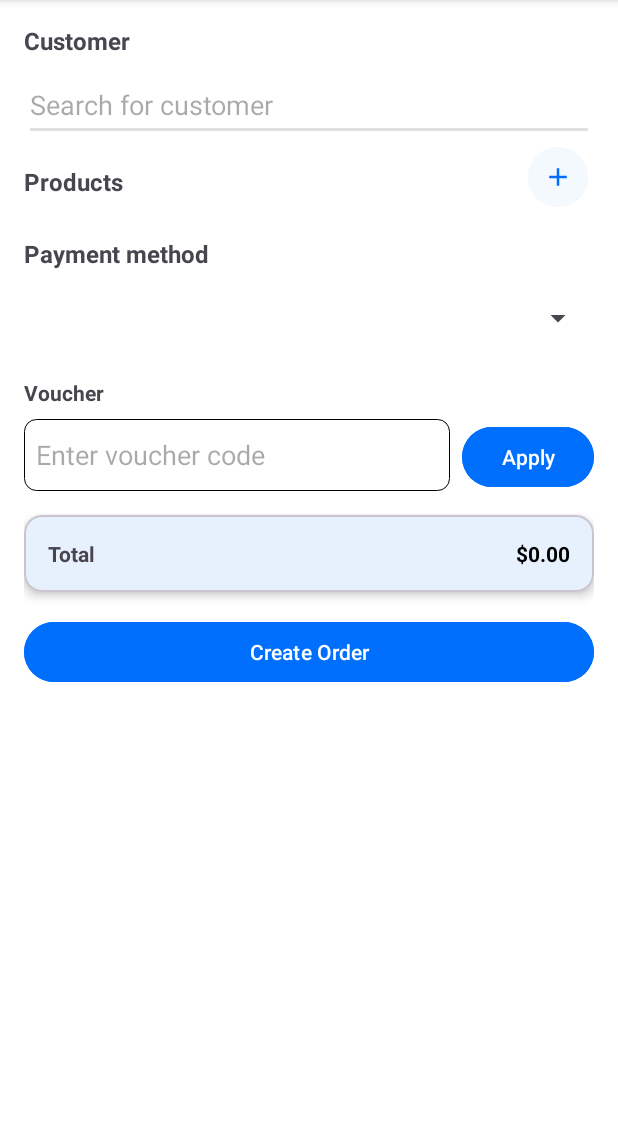
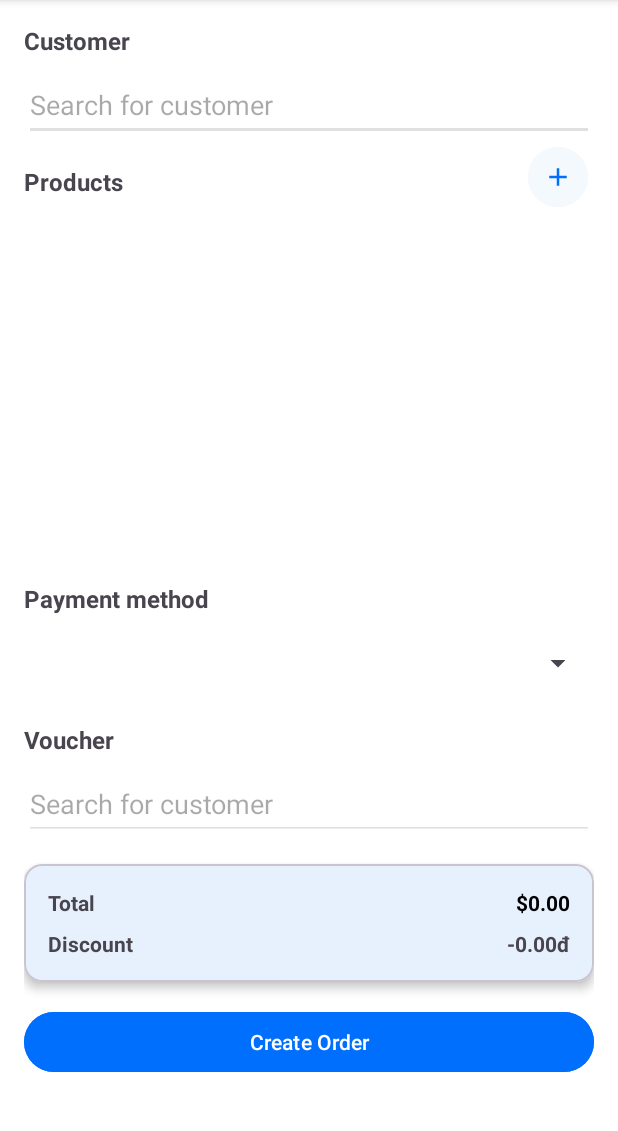
Before and after one commit to HoHoangHvy/piny-port-mobile-app, an Android app: the fragment CreateOrderFragment shown on its own in the app's theme, on a phone screen of 412 x 824 dp, the part 96-1227 px from its top. Run offline under Robolectric (Android 15) with nearby library versions, the phone set to English and light mode, and no system bars; our stand-ins replace FlexboxLayout; network calls fail; pictures from the network do not load; 2 statements that could not run were skipped.

Commit message:
[FEAT] Create order UI modification

```diff
--- a/app/src/main/java/com/example/pinyport/ui/orders/CreateOrderFragment.java
+++ b/app/src/main/java/com/example/pinyport/ui/orders/CreateOrderFragment.java
@@ -74,7 +74,6 @@ public class CreateOrderFragment extends Fragment {
         layoutProducts = binding.layoutProducts;
         setupCustomerSearch();
         binding.btnAddProduct.setOnClickListener(v -> fetchProducts());
-        binding.btnApplyVoucher.setOnClickListener(v -> applyVoucher());
         binding.btnCreate.setOnClickListener(v -> createOrder());
 
         sizePrices.put("S", 0.0);
--- a/app/src/main/res/layout/dialog_product_search.xml
+++ b/app/src/main/res/layout/dialog_product_search.xml
@@ -37,14 +37,16 @@
 
     <com.google.android.material.card.MaterialCardView
         android:layout_marginTop="8dp"
+        app:cardBackgroundColor="@color/my_app_surface"
         android:backgroundTint="@color/my_app_surface"
-        android:background="@color/my_app_surface"
         android:layout_width="match_parent"
         android:layout_height="wrap_content">
         <androidx.recyclerview.widget.RecyclerView
             android:id="@+id/rv_toppings"
             android:layout_width="match_parent"
             android:layout_height="150dp"
+            android:backgroundTint="@color/my_app_surface"
+            android:background="@color/my_app_surface"
             android:layout_marginBottom="16dp"
             android:padding="8dp" />
     </com.google.android.material.card.MaterialCardView>
--- a/app/src/main/res/layout/fragment_create_order.xml
+++ b/app/src/main/res/layout/fragment_create_order.xml
@@ -1,4 +1,4 @@
-<ScrollView
+<androidx.core.widget.NestedScrollView
     xmlns:android="http://schemas.android.com/apk/res/android"
     xmlns:app="http://schemas.android.com/apk/res-auto"
     android:layout_width="match_parent"
@@ -11,14 +11,13 @@
         android:layout_height="wrap_content"
         android:padding="16dp"
         android:orientation="vertical">
-
         <!-- Customer Section -->
         <TextView
             android:layout_width="match_parent"
             android:layout_height="wrap_content"
             android:text="Customer"
             android:textStyle="bold"
-            android:textSize="16dp"
+            android:textSize="16sp"
             android:paddingBottom="8dp" />
         <AutoCompleteTextView
             android:id="@+id/autoCompleteCustomer"
@@ -27,17 +26,17 @@
             android:backgroundTint="@color/grey"
             android:hint="Search for customer" />
 
+        <!-- Products Section -->
         <com.google.android.flexbox.FlexboxLayout
             android:layout_width="match_parent"
             android:layout_height="wrap_content"
             app:justifyContent="space_between">
-            <!-- Products Section -->
             <TextView
                 android:layout_width="wrap_content"
                 android:layout_height="wrap_content"
                 android:text="Products"
                 android:textStyle="bold"
-                android:textSize="16dp"
+                android:textSize="16sp"
                 android:paddingTop="16dp"
                 android:paddingBottom="8dp" />
             <Button
@@ -50,68 +49,74 @@
                 android:layout_marginStart="8dp"
                 app:icon="@drawable/add_24px"/>
         </com.google.android.flexbox.FlexboxLayout>
+
+        <!-- Scrollable Products Layout -->
+        <androidx.core.widget.NestedScrollView
+            android:layout_width="match_parent"
+            android:layout_height="230dp"
+            android:fillViewport="true">
             <LinearLayout
                 android:id="@+id/layout_products"
                 android:layout_width="match_parent"
                 android:layout_height="wrap_content"
                 android:orientation="vertical" />
+        </androidx.core.widget.NestedScrollView>
+
+        <!-- Payment Method Section -->
         <TextView
             android:layout_width="match_parent"
             android:layout_height="wrap_content"
             android:text="Payment method"
-            android:textSize="16dp"
+            android:textSize="16sp"
             android:textStyle="bold"
             android:paddingTop="16dp"
             android:paddingBottom="8dp" />
-
         <Spinner
             android:id="@+id/spinner_payment_method"
             android:layout_width="match_parent"
             android:layout_height="48dp"
             android:prompt="@string/payment_method_prompt"/>
+
         <!-- Voucher Section -->
         <TextView
             android:layout_width="match_parent"
             android:layout_height="wrap_content"
             android:text="Voucher"
             android:textStyle="bold"
+            android:textSize="16sp"
+
             android:paddingTop="16dp"
             android:paddingBottom="8dp" />
-
         <LinearLayout
             android:layout_width="match_parent"
             android:layout_height="wrap_content"
             android:orientation="horizontal">
-            <EditText
+            <AutoCompleteTextView
                 android:id="@+id/et_voucher"
-                android:layout_width="0dp"
+                android:layout_width="match_parent"
                 android:layout_height="48dp"
-                android:layout_weight="1"
-                android:hint="Enter voucher code"
-                android:background="@drawable/rounded_corners"
-                android:paddingStart="8dp"
-                android:paddingEnd="8dp" />
-            <Button
-                android:id="@+id/btn_apply_voucher"
-                android:layout_width="wrap_content"
-                android:layout_height="48dp"
-                android:text="Apply"
-                android:textColor="@color/white"
-                android:backgroundTint="@color/blue_500"
-                android:layout_marginStart="8dp" />
+                android:backgroundTint="@color/grey"
+                android:hint="Search for customer" />
         </LinearLayout>
 
         <!-- Total Section -->
         <com.google.android.material.card.MaterialCardView
             android:layout_width="match_parent"
             android:layout_height="wrap_content"
+            app:cardBackgroundColor="@color/my_app_surface"
             android:layout_marginTop="16dp"
-            app:cardElevation="4dp"
-            app:cardBackgroundColor="@color/white">
+            app:cardElevation="4dp">
             <LinearLayout
                 android:layout_width="match_parent"
                 android:layout_height="wrap_content"
-                android:padding="16dp"
+                android:orientation="vertical">
+                <LinearLayout
+                    android:layout_width="match_parent"
+                    android:layout_height="wrap_content"
+                    android:paddingBottom="8dp"
+                    android:paddingLeft="16dp"
+                    android:paddingTop="16dp"
+                    android:paddingRight="16dp"
                     android:orientation="horizontal">
                     <TextView
                         android:layout_width="0dp"
@@ -126,6 +131,28 @@
                         android:text="$0.00"
                         android:textColor="@color/black"
                         android:textStyle="bold" />
+                </LinearLayout>
+                <LinearLayout
+                    android:layout_width="match_parent"
+                    android:layout_height="wrap_content"
+                    android:paddingBottom="16dp"
+                    android:paddingRight="16dp"
+                    android:paddingLeft="16dp"
+                    android:paddingTop="0dp"
+                    android:orientation="horizontal">
+                    <TextView
+                        android:layout_width="0dp"
+                        android:layout_height="wrap_content"
+                        android:layout_weight="1"
+                        android:text="Discount"
+                        android:textStyle="bold" />
+                    <TextView
+                        android:id="@+id/tv_discount"
+                        android:layout_width="wrap_content"
+                        android:layout_height="wrap_content"
+                        android:text="-0.00đ"
+                        android:textStyle="bold" />
+                </LinearLayout>
             </LinearLayout>
         </com.google.android.material.card.MaterialCardView>
 
@@ -147,4 +174,4 @@
             android:layout_gravity="center"
             android:visibility="gone" />
     </LinearLayout>
-</ScrollView>
+</androidx.core.widget.NestedScrollView>
```
Lines whose indentation alone changed are shown as unchanged.
